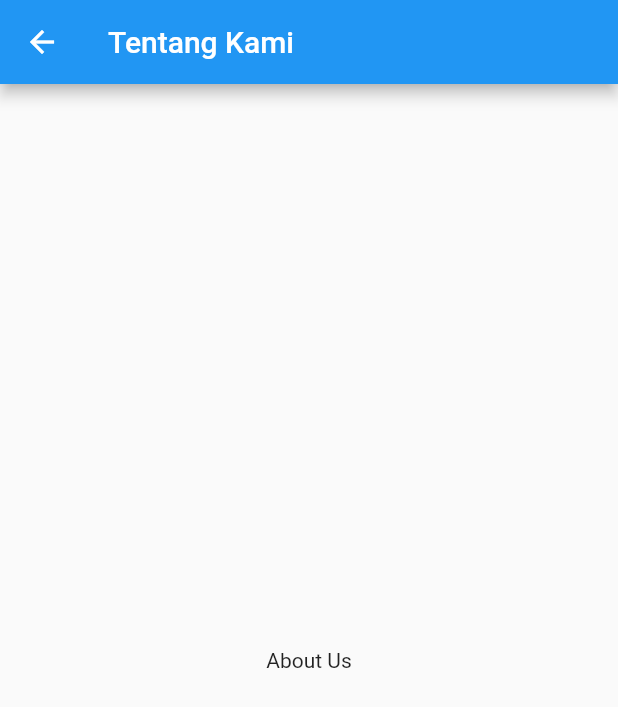
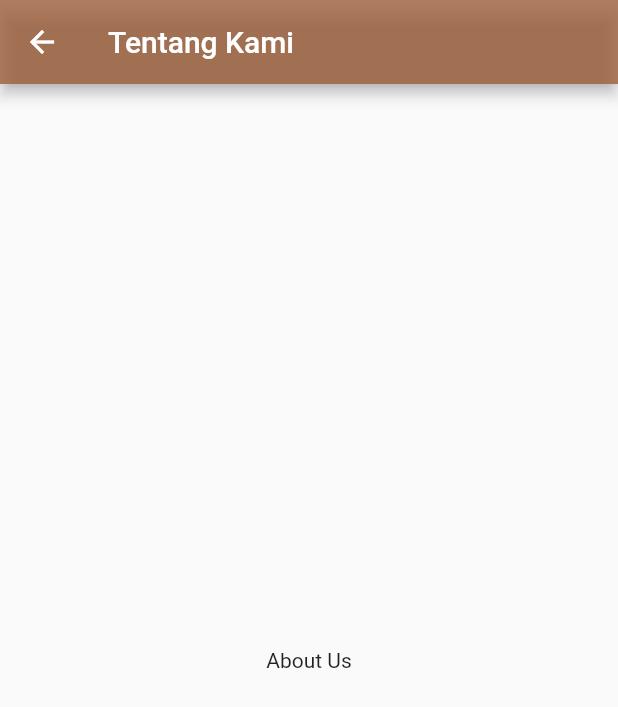
Before and after one commit to AlihDrajat/Membadut, a Flutter app: the Rumah screen opened directly, in the side drawer, after a tap on "Tentang Kami", on a phone screen of 412 x 824 dp. Shown: the top 707 px of the screen. Run offline on Flutter 3.47's test engine with Material 2 defaults, Android fonts, the phone set to English and light mode, and no system bars; our stand-ins replace convex_bottom_bar.

Commit message:
initial commit

```diff
--- a/lib/drawer.dart
+++ b/lib/drawer.dart
@@ -9,6 +9,8 @@ class Drawers extends StatelessWidget {
   @override
   Widget build(BuildContext context) {
     return Drawer(
+      child: Container(
+        color: Color.fromARGB(200, 42, 45, 49),
         child: ListView(
           padding: EdgeInsets.zero,
           children: <Widget>[
@@ -70,6 +72,7 @@ class Drawers extends StatelessWidget {
             ),
           ],
         ),
+      ),
     );
   }
 }
@@ -90,7 +93,7 @@ Widget _drawerHeader() {
       )
     ],
     accountName: Text('CiwiG0'),
-    accountEmail: Text('blablalba@gmail.com'),
+    accountEmail: Text('ayakawangy@mihoyo.com'),
   );
 }
 
@@ -100,7 +103,7 @@ Widget _drawerItem({IconData? icon, String? text, GestureTapCallback? onTap}) {
       children: <Widget>[
         Icon(icon),
         Padding(
-          padding: EdgeInsets.only(left: 25.0),
+          padding: EdgeInsets.only(left: 15.0),
           child: Text(
             text!,
             style: TextStyle(
--- a/lib/main.dart
+++ b/lib/main.dart
@@ -166,7 +166,7 @@ class _LoginState extends State<Login> {
                       ),
                     ),
                     Text(
-                      'Pasangan Pendiri Komunitas Membadut',
+                      'Built By:',
                       style: TextStyle(fontSize: 17),
                     ),
                     Container(
--- a/lib/pengaturan.dart
+++ b/lib/pengaturan.dart
@@ -13,6 +13,7 @@ class _SettingState extends State<Setting> {
   Widget build(BuildContext context) {
     return Scaffold(
         appBar: AppBar(
+          backgroundColor: Color.fromARGB(200, 156, 92, 54),
           leading: IconButton(
             icon: Icon(Icons.arrow_back),
             onPressed: () {
--- a/lib/pertanyaan.dart
+++ b/lib/pertanyaan.dart
@@ -13,6 +13,7 @@ class _FAQState extends State<FAQ> {
   Widget build(BuildContext context) {
     return Scaffold(
         appBar: AppBar(
+          backgroundColor: Color.fromARGB(200, 156, 92, 54),
           leading: IconButton(
             icon: Icon(Icons.arrow_back),
             onPressed: () {
--- a/lib/rumah.dart
+++ b/lib/rumah.dart
@@ -1,5 +1,6 @@
 import 'package:flutter/material.dart';
 import 'drawer.dart';
+import 'package:convex_bottom_bar/convex_bottom_bar.dart';
 
 class Rumah extends StatefulWidget {
   @override
@@ -10,18 +11,41 @@ class _RumahState extends State<Rumah> {
   @override
   Widget build(BuildContext context) {
     return Scaffold(
-        appBar: AppBar(
-          title: Text('Ini Halaman Utama'),
-        ),
-        drawer: Drawers(),
-        body: Center(
-            child: Column(
+      appBar: AppBar(
+        backgroundColor: Color.fromARGB(200, 156, 92, 54),
+        title: Text('Home'),
+      ),
+      drawer: Drawers(),
+      body: Center(
+        child: Column(
           children: <Widget>[
             Text(
               'Selamat Datang',
               style: TextStyle(fontSize: 20),
             ),
           ],
-        )));
+        ),
+      ),
+      bottomNavigationBar: ConvexAppBar(
+        style: TabStyle.react,
+        gradient: LinearGradient(
+          begin: Alignment.topLeft,
+          end: Alignment.bottomRight,
+          colors: [
+            Color.fromARGB(200, 255, 160, 55),
+            Color.fromARGB(200, 186, 100, 70),
+          ],
+        ),
+        color: Color.fromARGB(200, 100, 45, 16),
+        activeColor: Colors.brown,
+        items: [
+          TabItem(icon: Icons.home, title: 'Home'),
+          TabItem(icon: Icons.map, title: 'Discovery'),
+          TabItem(icon: Icons.add, title: 'Add'),
+          TabItem(icon: Icons.message, title: 'Message'),
+          TabItem(icon: Icons.people, title: 'Profile'),
+        ],
+      ),
+    );
   }
 }
--- a/lib/saran.dart
+++ b/lib/saran.dart
@@ -12,7 +12,9 @@ class _SuggestState extends State<Suggest> {
   @override
   Widget build(BuildContext context) {
     return Scaffold(
-      appBar: AppBar(leading: IconButton(
+        appBar: AppBar(
+          backgroundColor: Color.fromARGB(200, 156, 92, 54),
+          leading: IconButton(
             icon: Icon(Icons.arrow_back),
             onPressed: () {
               Navigator.pushReplacement(context,
@@ -21,9 +23,9 @@ class _SuggestState extends State<Suggest> {
               }));
             },
           ),
-        title: Text('Berikan Saranmu ^_^'),
-      ),
-      body: Center(
+          title: Text('Berikan Saranmu ^_^'),
+        ),
+        body: Center(
             child: ElevatedButton(
           child: Text('Halaman Utama'),
           onPressed: () {
@@ -36,7 +38,6 @@ class _SuggestState extends State<Suggest> {
               ),
             );
           },
-        ))
-    );
+        )));
   }
 }
--- a/lib/tentang.dart
+++ b/lib/tentang.dart
@@ -13,6 +13,7 @@ class _AboutUsState extends State<AboutUs> {
   Widget build(BuildContext context) {
     return Scaffold(
       appBar: AppBar(
+        backgroundColor: Color.fromARGB(200, 156, 92, 54),
         leading: IconButton(
           icon: Icon(Icons.arrow_back),
           onPressed: () {
--- a/pubspec.yaml
+++ b/pubspec.yaml
@@ -25,12 +25,13 @@ dependencies:
     sdk: flutter
 
 
+
   # The following adds the Cupertino Icons font to your application.
   # Use with the CupertinoIcons class for iOS style icons.
   cupertino_icons: ^1.0.2
   http: ^0.13.3
   shared_preferences: ^2.0.7
-  carousel_slider: ^4.0.0
+  convex_bottom_bar: ^3.0.0
 
 
 dev_dependencies:
@@ -54,9 +55,6 @@ flutter:
     - assets/WHO TAO.jpg
     - assets/DSCF6181.jpg
     - assets/istri.jpg
-    - assets/mihoyo.jpg
-    - assets/shopi.jpg
-    - assets/telkom.jpg
     - assets/membadut.jpg
     - assets/amyaka.jpeg
 
```
Also changed, not shown: assets/mihoyo.jpg (deleted), assets/shopi.jpg (deleted), assets/telkom.jpg (deleted), pubspec.lock. Lines whose indentation alone changed are shown as unchanged.
